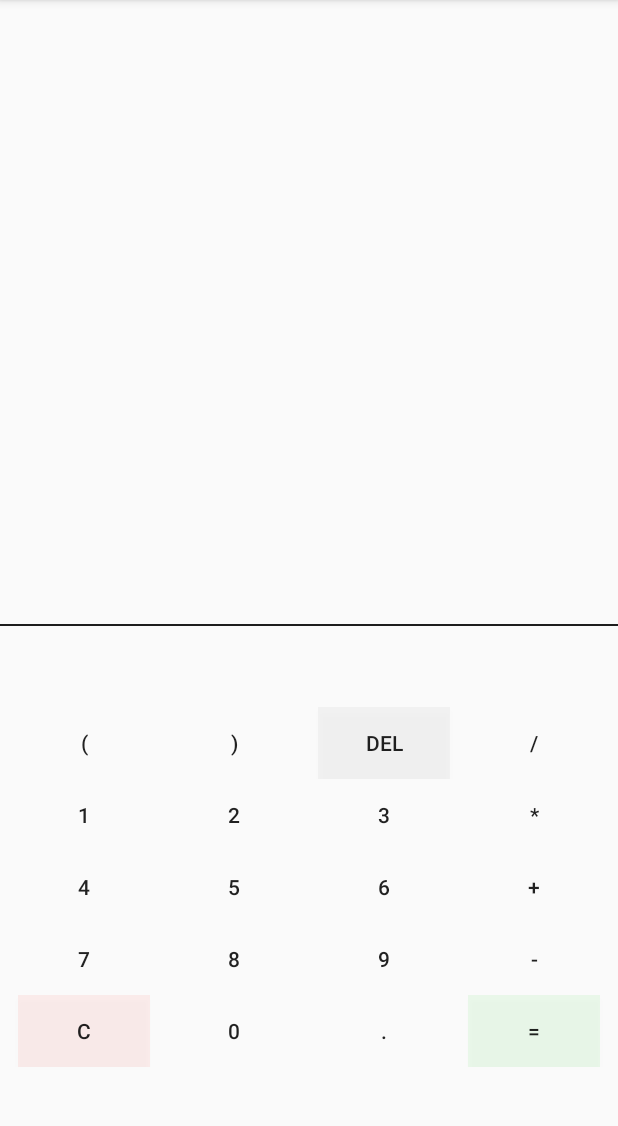
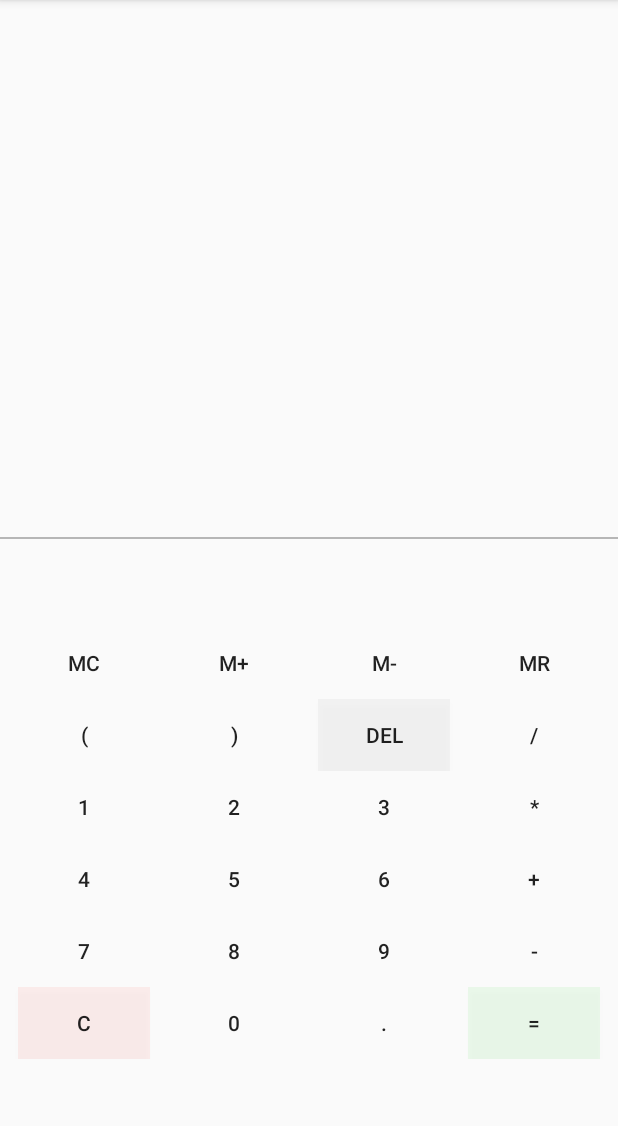
Before and after one commit to Ismalf/Calculadora_Martinez_Sanipatin, an Android app: the screen it shows after launch (CalculatorView), on a phone screen of 412 x 824 dp, the part 84-1210 px from its top. Run offline under Robolectric (Android 15) with nearby library versions, the phone set to English and light mode, and no system bars.

```diff
--- a/app/src/main/java/com/example/calculadora_martinez_sanipatin/Interfaces/Calculator.java
+++ b/app/src/main/java/com/example/calculadora_martinez_sanipatin/Interfaces/Calculator.java
@@ -11,7 +11,10 @@ public interface Calculator {
         void addOperand(String operand);
         void removeOperand();
         void calculate();
-
+        void memoryAdd();
+        void memorySub();
+        void memoryRecall();
+        void memoryClear();
     }
 
     interface Presenter {
@@ -21,5 +24,9 @@ public interface Calculator {
         void calculate();
         void addOperand(String operand);
         void removeOperand();
+        void memoryAdd();
+        void memorySub();
+        void memoryRecall();
+        void memoryClear();
     }
 }
--- a/app/src/main/res/layout/activity_main.xml
+++ b/app/src/main/res/layout/activity_main.xml
@@ -9,10 +9,9 @@
     <TextView
         android:id="@+id/results"
         android:layout_width="0dp"
-        android:layout_height="207dp"
+        android:layout_height="150dp"
         android:layout_marginStart="8dp"
         android:layout_marginEnd="8dp"
-        android:layout_marginBottom="13dp"
         android:background="#00424242"
         android:gravity="bottom|end"
         android:orientation="vertical"
@@ -28,7 +27,6 @@
         android:layout_width="0dp"
         android:layout_height="wrap_content"
         android:layout_marginStart="8dp"
-        android:layout_marginTop="3dp"
         android:layout_marginEnd="8dp"
         android:background="#00ECE9E9"
         android:gravity="end"
@@ -45,7 +43,7 @@
         android:id="@+id/divider"
         android:layout_width="0dp"
         android:layout_height="1dp"
-        android:background="#1D1D1D"
+        android:background="#4F1D1D1D"
         app:layout_constraintBottom_toTopOf="@+id/tableLayout"
         app:layout_constraintEnd_toEndOf="parent"
         app:layout_constraintStart_toStartOf="parent"
@@ -63,6 +61,62 @@
         app:layout_constraintHorizontal_bias="0.1"
         app:layout_constraintStart_toStartOf="parent"
         app:layout_constraintTop_toBottomOf="@+id/divider">
+
+        <LinearLayout
+            android:layout_width="fill_parent"
+            android:layout_height="wrap_content"
+            android:clipChildren="false"
+            android:gravity="center"
+            android:orientation="horizontal" >
+            <Space
+                android:layout_width="wrap_content"
+                android:layout_height="wrap_content"
+                android:layout_weight="1" />
+            <Button
+                android:id="@+id/memclear"
+                android:layout_width="wrap_content"
+                android:layout_height="wrap_content"
+                android:text="MC"
+                android:onClick="memoryOperation"
+                android:background="#00FFFFFF" />
+            <Space
+                android:layout_width="wrap_content"
+                android:layout_height="wrap_content"
+                android:layout_weight="1" />
+            <Button
+                android:id="@+id/memadd"
+                android:layout_width="wrap_content"
+                android:layout_height="wrap_content"
+                android:text="M+"
+                android:onClick="memoryOperation"
+                android:background="#00FFFFFF"/>
+            <Space
+                android:layout_width="wrap_content"
+                android:layout_height="wrap_content"
+                android:layout_weight="1" />
+            <Button
+                android:id="@+id/memsub"
+                android:layout_width="wrap_content"
+                android:layout_height="wrap_content"
+                android:text="M-"
+                android:onClick="memoryOperation"
+                android:background="#00FFFFFF"/>
+            <Space
+                android:layout_width="wrap_content"
+                android:layout_height="wrap_content"
+                android:layout_weight="1" />
+            <Button
+                android:id="@+id/memrecall"
+                android:layout_width="wrap_content"
+                android:layout_height="wrap_content"
+                android:text="MR"
+                android:onClick="memoryOperation"
+                android:background="#00FFFFFF"/>
+            <Space
+                android:layout_width="wrap_content"
+                android:layout_height="wrap_content"
+                android:layout_weight="1" />
+        </LinearLayout>
 
         <LinearLayout
             android:layout_width="fill_parent"
@@ -113,11 +167,6 @@
                 android:hapticFeedbackEnabled="true"
                 android:onClick="removeLast"
                 android:text="DEL" />
-
-
-
-
-
 
             <Space
                 android:layout_width="wrap_content"
```
Also changed, not shown: app/src/main/java/com/example/calculadora_martinez_sanipatin/Model/CalculatorModel.java (+24 -1 lines), app/src/main/java/com/example/calculadora_martinez_sanipatin/Presenter/CalculatorPresenter.java (+12 -0 lines), app/src/main/java/com/example/calculadora_martinez_sanipatin/View/CalculatorView.java (+19 -1 lines), app/src/main/res/drawable/roundedbtn.xml (added, +7 -0 lines).
